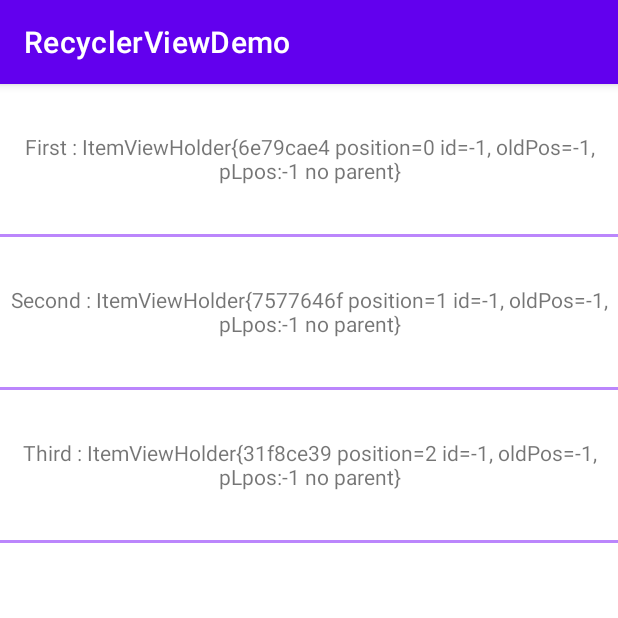
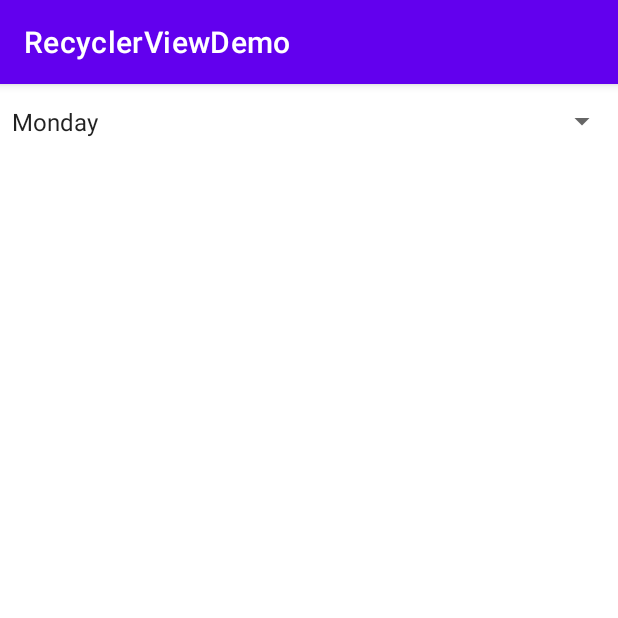
Before and after one commit to jaskaranghr/RecyclerViewEvents, an Android app: the screen it shows after launch (MainActivity before the commit, CustomSpinnerActivity after it), on a phone screen of 412 x 824 dp, the top half of it. Run offline under Robolectric (Android 15) with nearby library versions, the phone set to English and light mode, and no system bars.

Commit message:
added file output streams and custom spinner

```diff
--- /dev/null
+++ b/app/src/main/java/com/ta/recyclerviewdemo/CustomSpinnerActivity.kt
@@ -0,0 +1,52 @@
+package com.ta.recyclerviewdemo
+
+import android.content.Context
+import androidx.appcompat.app.AppCompatActivity
+import android.os.Bundle
+import android.view.View
+import android.view.ViewGroup
+import android.widget.ArrayAdapter
+import com.ta.recyclerviewdemo.databinding.ActivityCustomSpinnerBinding
+
+class CustomSpinnerActivity : AppCompatActivity() {
+
+    private lateinit var viewBinding: ActivityCustomSpinnerBinding
+
+    override fun onCreate(savedInstanceState: Bundle?) {
+        super.onCreate(savedInstanceState)
+
+        viewBinding = ActivityCustomSpinnerBinding.inflate(layoutInflater)
+        setContentView(viewBinding.root)
+
+        val array = arrayOf("Monday","Tuesday","Wednesday")
+
+        val arrayAdapter = CustomSpinnerAdapter(this,android.R.layout.simple_spinner_item, array)
+
+        arrayAdapter.setDropDownViewResource( android.R.layout.simple_spinner_dropdown_item)
+
+        viewBinding.spinner.apply {
+            setPopupBackgroundResource(R.drawable.bg_spinner)
+            adapter = arrayAdapter
+        }
+
+//        viewBinding.spinner.adapter = arrayAdapter
+    }
+
+    class CustomSpinnerAdapter(
+        private val mContext: Context,
+        private val resourceId: Int,
+        private val array: Array<String>
+    ): ArrayAdapter<String>(mContext, resourceId, array) {
+
+        override fun getView(position: Int, convertView: View?, parent: ViewGroup): View {
+
+            return super.getView(position, convertView, parent)
+        }
+
+        override fun getDropDownView(position: Int, convertView: View?, parent: ViewGroup): View {
+
+//            return super.getDropDownView(position, convertView, parent)
+        }
+    }
+
+}
--- a/app/src/main/java/com/ta/recyclerviewdemo/ListAdapter.kt
+++ b/app/src/main/java/com/ta/recyclerviewdemo/ListAdapter.kt
@@ -36,6 +36,8 @@ class ListAdapter(
 
         holder.itemBinding.tvContent.text = "$item : $holder"
 
+        holder.itemBinding.root.setBackgroundResource(R.color.teal_700)
+
         holder.itemBinding.root.setOnClickListener {
             itemClickListener.onItemClick(position)
         }
--- /dev/null
+++ b/app/src/main/res/drawable/bg_spinner.xml
@@ -0,0 +1,6 @@
+<?xml version="1.0" encoding="utf-8"?>
+
+<shape xmlns:android="http://schemas.android.com/apk/res/android">
+    <corners android:radius="15dp" />
+    <solid android:color="@android:color/white" />
+</shape>
--- /dev/null
+++ b/app/src/main/res/layout/activity_custom_spinner.xml
@@ -0,0 +1,18 @@
+<?xml version="1.0" encoding="utf-8"?>
+<androidx.constraintlayout.widget.ConstraintLayout xmlns:android="http://schemas.android.com/apk/res/android"
+    xmlns:app="http://schemas.android.com/apk/res-auto"
+    xmlns:tools="http://schemas.android.com/tools"
+    android:layout_width="match_parent"
+    android:layout_height="match_parent"
+    tools:context=".CustomSpinnerActivity">
+
+    <Spinner
+        android:id="@+id/spinner"
+        android:layout_width="match_parent"
+        android:layout_height="50dp"
+        android:dropDownWidth="400dp"
+        android:spinnerMode="dropdown"
+        android:dropDownVerticalOffset="55dp"
+        app:layout_constraintTop_toTopOf="parent"/>
+
+</androidx.constraintlayout.widget.ConstraintLayout>
```
Also changed, not shown: app/src/main/AndroidManifest.xml (+22 -1 lines), app/src/main/java/com/ta/recyclerviewdemo/FileActivity.kt (added, +82 -0 lines), app/src/main/java/com/ta/recyclerviewdemo/MainActivity.kt (+10 -1 lines), app/src/main/java/com/ta/recyclerviewdemo/TextFileActivity.kt (added, +35 -0 lines), app/src/main/res/layout/activity_file.xml (added, +14 -0 lines), app/src/main/res/layout/activity_text_file.xml (added, +33 -0 lines), app/src/main/res/drawable/test_img.jpg (added).
